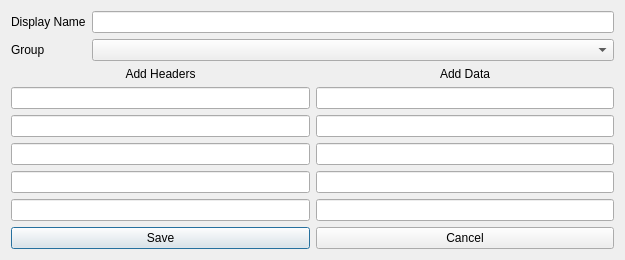
Qt form designs/xml/vault_add_window.ui (daniel-deru/WorkMate-3.0) before a commit.
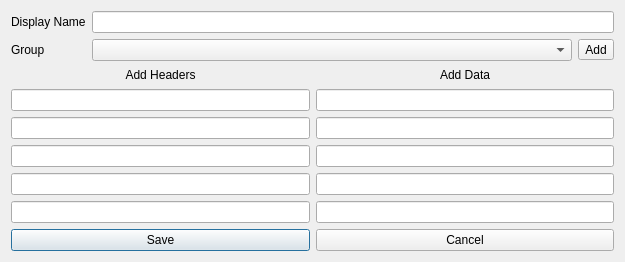
The same form after that commit.

Commit message: added add group button to windows where you can choose a group

```diff
--- a/designs/xml/vault_add_window.ui
+++ b/designs/xml/vault_add_window.ui
@@ -7,7 +7,7 @@
     <x>0</x>
     <y>0</y>
     <width>625</width>
-    <height>260</height>
+    <height>262</height>
    </rect>
   </property>
   <property name="windowTitle">
@@ -34,7 +34,21 @@
       <widget class="QLineEdit" name="lnedt_name"/>
      </item>
      <item row="1" column="1">
-      <widget class="QComboBox" name="cmb_group"/>
+      <layout class="QHBoxLayout" name="horizontalLayout_2">
+       <item>
+        <widget class="QComboBox" name="cmb_group"/>
+       </item>
+       <item>
+        <widget class="QToolButton" name="tbtn_add_group">
+         <property name="cursor">
+          <cursorShape>PointingHandCursor</cursorShape>
+         </property>
+         <property name="text">
+          <string>Add</string>
+         </property>
+        </widget>
+       </item>
+      </layout>
      </item>
     </layout>
    </item>
```
The commit also changes 21 other files.
